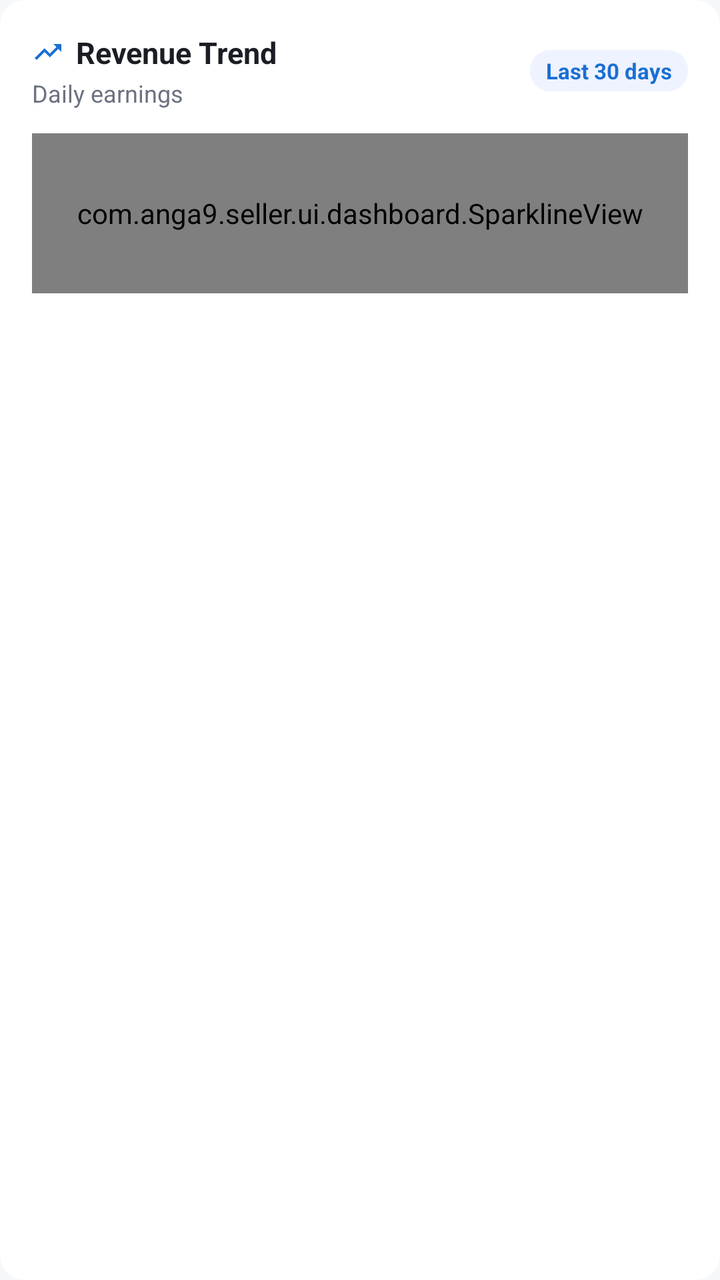
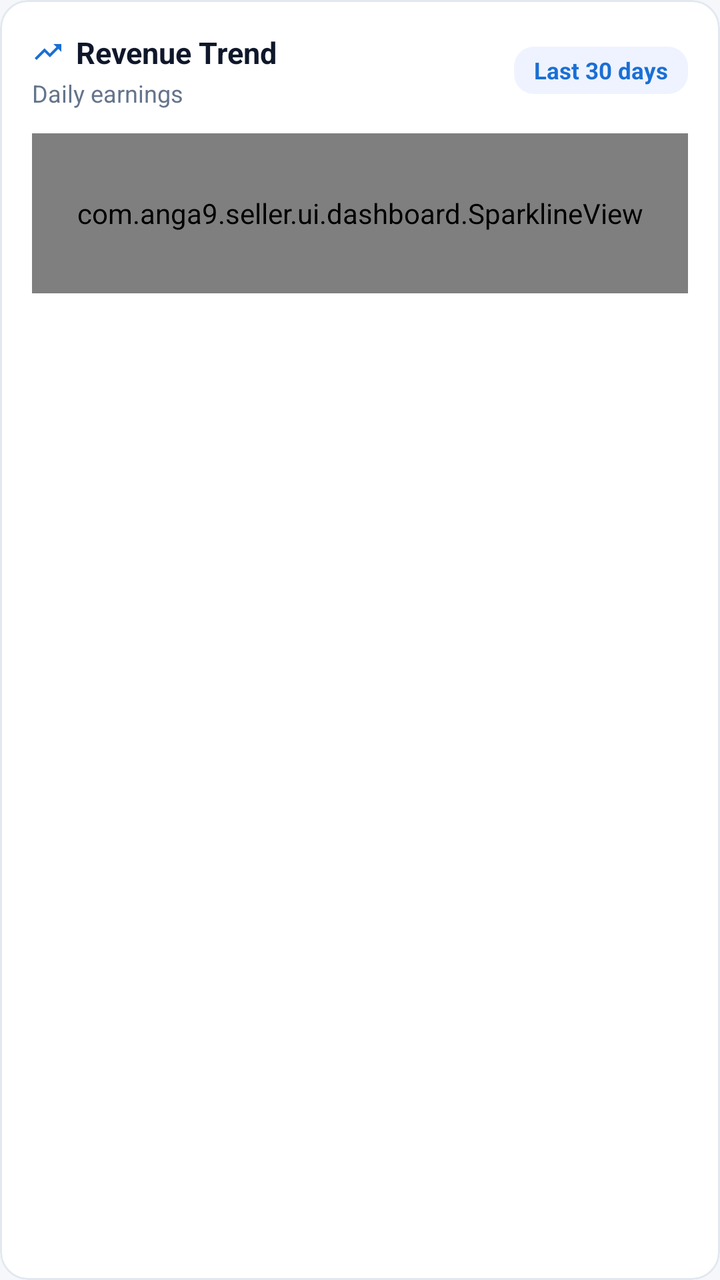

An Android layout rendered at two revisions. The XML below is the earlier revision; the diff shows what the commit changed to produce the second picture.
<!-- AndroidManifest.xml: application theme Theme.ANGA_SellerSide -->
<!-- res/layout/card_revenue_trend.xml -->
<?xml version="1.0" encoding="utf-8"?>
<androidx.cardview.widget.CardView xmlns:android="http://schemas.android.com/apk/res/android"
    xmlns:app="http://schemas.android.com/apk/res-auto"
    xmlns:tools="http://schemas.android.com/tools"
    android:layout_width="match_parent"
    android:layout_height="wrap_content"
    app:cardBackgroundColor="#FFFFFF"
    app:cardCornerRadius="12dp"
    app:cardElevation="0dp"
    app:strokeColor="#E5E7EB"
    app:strokeWidth="1dp">

    <LinearLayout
        android:layout_width="match_parent"
        android:layout_height="wrap_content"
        android:orientation="vertical"
        android:padding="16dp">

        <LinearLayout
            android:layout_width="match_parent"
            android:layout_height="wrap_content"
            android:gravity="center_vertical"
            android:orientation="horizontal">

            <LinearLayout
                android:layout_width="0dp"
                android:layout_height="wrap_content"
                android:layout_weight="1"
                android:orientation="vertical">

                <LinearLayout
                    android:layout_width="wrap_content"
                    android:layout_height="wrap_content"
                    android:gravity="center_vertical"
                    android:orientation="horizontal">

                    <ImageView
                        android:layout_width="16dp"
                        android:layout_height="16dp"
                        android:src="@drawable/ic_trending_up"
                        app:tint="#1A6FD4" />

                    <TextView
                        android:layout_width="wrap_content"
                        android:layout_height="wrap_content"
                        android:layout_marginStart="6dp"
                        android:text="Revenue Trend"
                        android:textColor="#1A1D23"
                        android:textSize="15sp"
                        android:textStyle="bold" />
                </LinearLayout>

                <TextView
                    android:layout_width="wrap_content"
                    android:layout_height="wrap_content"
                    android:layout_marginTop="2dp"
                    android:text="Daily earnings"
                    android:textColor="#6B7280"
                    android:textSize="12sp" />
            </LinearLayout>

            
            <TextView
                android:id="@+id/tvRevenueTrendBadge"
                android:layout_width="wrap_content"
                android:layout_height="wrap_content"
                android:background="@drawable/bg_pill_light_blue"
                android:paddingHorizontal="8dp"
                android:paddingVertical="3dp"
                android:text="Last 30 days"
                android:textColor="#1A6FD4"
                android:textSize="11sp"
                android:textStyle="bold" />

        </LinearLayout>

        
        <com.anga9.seller.ui.dashboard.SparklineView
            android:id="@+id/sparklineRevenueTrend"
            android:layout_width="match_parent"
            android:layout_height="80dp"
            android:layout_marginTop="12dp" />

    </LinearLayout>

</androidx.cardview.widget.CardView>
<!-- resources referenced by this layout -->
<resources>
  <!-- drawable bg_pill_light_blue (drawable) -->
  <?xml version="1.0" encoding="utf-8"?>
  <shape xmlns:android="http://schemas.android.com/apk/res/android"
      android:shape="rectangle">
      <solid android:color="#EEF3FF" />
      <corners android:radius="10dp" />
  </shape>
  <!-- drawable ic_trending_up (drawable) -->
  <vector xmlns:android="http://schemas.android.com/apk/res/android"
      android:width="24dp"
      android:height="24dp"
      android:viewportWidth="24"
      android:viewportHeight="24">
    <path
        android:fillColor="#FF000000"
        android:pathData="M16,6l2.29,2.29 -4.88,4.88 -4,-4L2,16.59 3.41,18l6,-6 4,4 6.3,-6.29L22,12V6z"/>
  </vector>
  <style name="Theme.ANGA_SellerSide" parent="Theme.MaterialComponents.Light.NoActionBar">
          <item name="colorPrimary">@color/primary</item>
          <item name="colorPrimaryDark">#FFFFFF</item>
          <item name="colorAccent">@color/accent</item>
          <item name="android:windowBackground">@color/background</item>
          <item name="android:statusBarColor">#FFFFFF</item>
          <item name="android:windowLightStatusBar">true</item>
          <item name="android:forceDarkAllowed" tools:targetApi="q">false</item>
      </style>
  <color name="primary">#1A365D</color>
  <color name="accent">#2563EB</color>
  <color name="background">#F5F7FA</color>
</resources>

<!-- the commit's change to res/layout/card_revenue_trend.xml (unified diff, before → after) -->
@@ -1,13 +1,14 @@
 <?xml version="1.0" encoding="utf-8"?>
-<androidx.cardview.widget.CardView xmlns:android="http://schemas.android.com/apk/res/android"
+<com.google.android.material.card.MaterialCardView 
+    xmlns:android="http://schemas.android.com/apk/res/android"
     xmlns:app="http://schemas.android.com/apk/res-auto"
     xmlns:tools="http://schemas.android.com/tools"
     android:layout_width="match_parent"
     android:layout_height="wrap_content"
     app:cardBackgroundColor="#FFFFFF"
-    app:cardCornerRadius="12dp"
+    app:cardCornerRadius="14dp"
     app:cardElevation="0dp"
-    app:strokeColor="#E5E7EB"
+    app:strokeColor="#E2E8F0"
     app:strokeWidth="1dp">
 
     <LinearLayout
@@ -45,7 +46,7 @@
                         android:layout_height="wrap_content"
                         android:layout_marginStart="6dp"
                         android:text="Revenue Trend"
-                        android:textColor="#1A1D23"
+                        android:textColor="#0F172A"
                         android:textSize="15sp"
                         android:textStyle="bold" />
                 </LinearLayout>
@@ -55,7 +56,7 @@
                     android:layout_height="wrap_content"
                     android:layout_marginTop="2dp"
                     android:text="Daily earnings"
-                    android:textColor="#6B7280"
+                    android:textColor="#64748B"
                     android:textSize="12sp" />
             </LinearLayout>
 
@@ -65,11 +66,11 @@
                 android:layout_width="wrap_content"
                 android:layout_height="wrap_content"
                 android:background="@drawable/bg_pill_light_blue"
-                android:paddingHorizontal="8dp"
-                android:paddingVertical="3dp"
+                android:paddingHorizontal="10dp"
+                android:paddingVertical="4dp"
                 android:text="Last 30 days"
                 android:textColor="#1A6FD4"
-                android:textSize="11sp"
+                android:textSize="11.5sp"
                 android:textStyle="bold" />
 
         </LinearLayout>
@@ -83,4 +84,4 @@
 
     </LinearLayout>
 
-</androidx.cardview.widget.CardView>
+</com.google.android.material.card.MaterialCardView>
